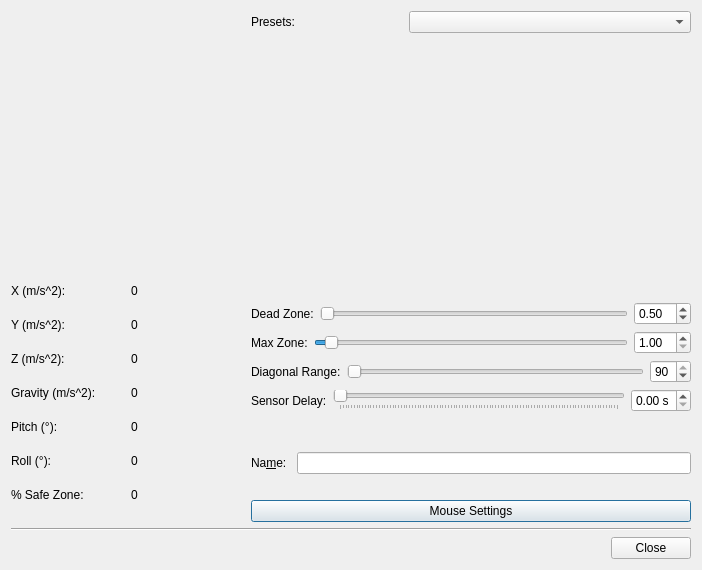
The window that src/gui/joysensoreditdialog.ui (mmmaisel/antimicrox) describes before a commit, drawn with Qt 5.
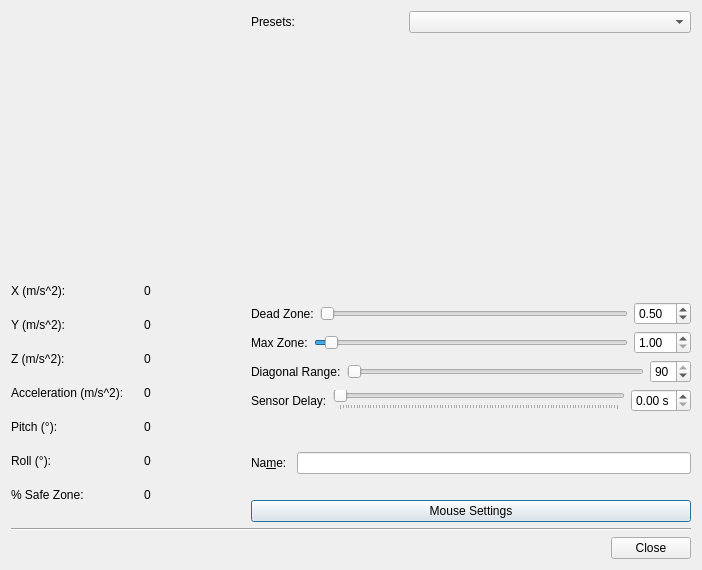
The same window after the commit. Icons and pictures are not drawn. Custom widgets are drawn as their Qt base class.

```diff
--- a/src/gui/joysensoreditdialog.ui
+++ b/src/gui/joysensoreditdialog.ui
@@ -169,7 +169,7 @@
             </sizepolicy>
            </property>
            <property name="text">
-            <string>Gravity (m/s^2):</string>
+            <string>Acceleration (m/s^2):</string>
            </property>
           </widget>
          </item>
```
Left out of the diff: 49 changed lines with no effect on the pictures.
